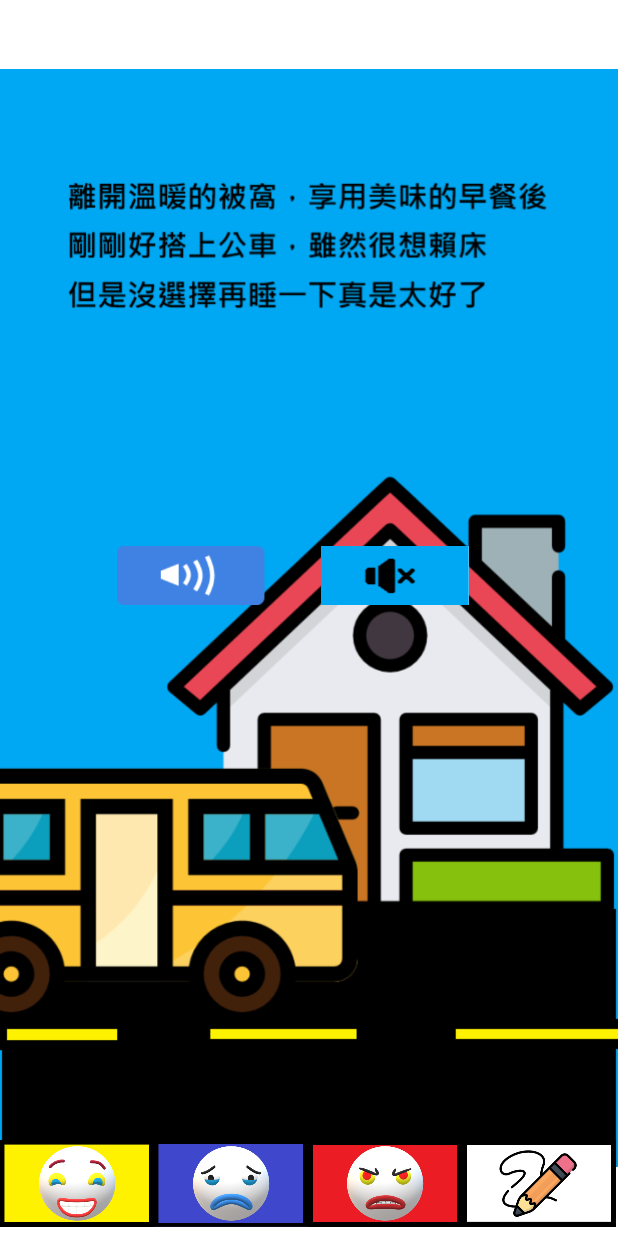
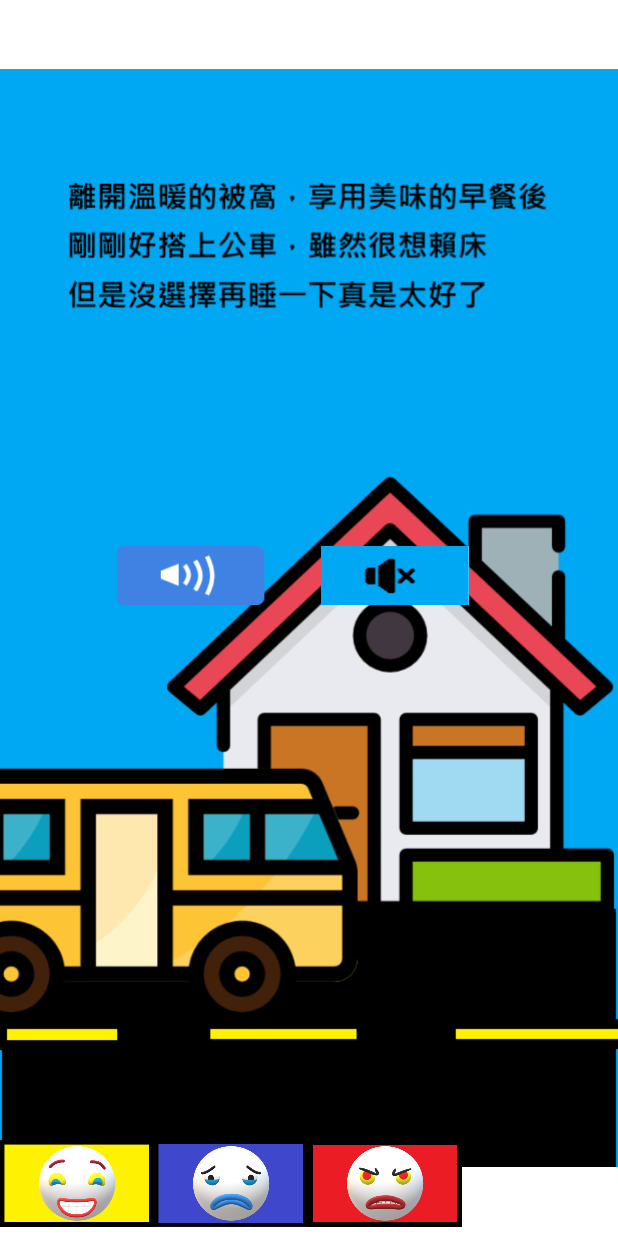
Before and after one commit to s1071492/Project0609, an Android app: the GamePage2 screen opened directly, with no data from a screen before it, on a phone screen of 412 x 824 dp. Run offline under Robolectric (Android 15) with nearby library versions, the light colour scheme and no system bars; 1 statement that could not run was skipped.

Commit message:
0928刪除確認按鈕(改成答對自動跳頁) 增加答對答錯回饋

```diff
--- a/app/src/main/res/layout/activity_game_page2.xml
+++ b/app/src/main/res/layout/activity_game_page2.xml
@@ -84,12 +84,6 @@
             app:layout_row="0"
             app:srcCompat="@drawable/btnangry" />
 
-        <ImageView
-            android:id="@+id/btnai"
-            android:layout_width="102.5dp"
-            android:layout_height="62dp"
-            android:layout_marginBottom="4dp"
-            app:srcCompat="@drawable/btnai" />
     </androidx.gridlayout.widget.GridLayout>
 
     <ImageView
```
Also changed, not shown: app/src/main/java/com/example/project/DrawCheck.kt (+21 -4 lines), app/src/main/java/com/example/project/GamePage2.kt (+13 -13 lines).
